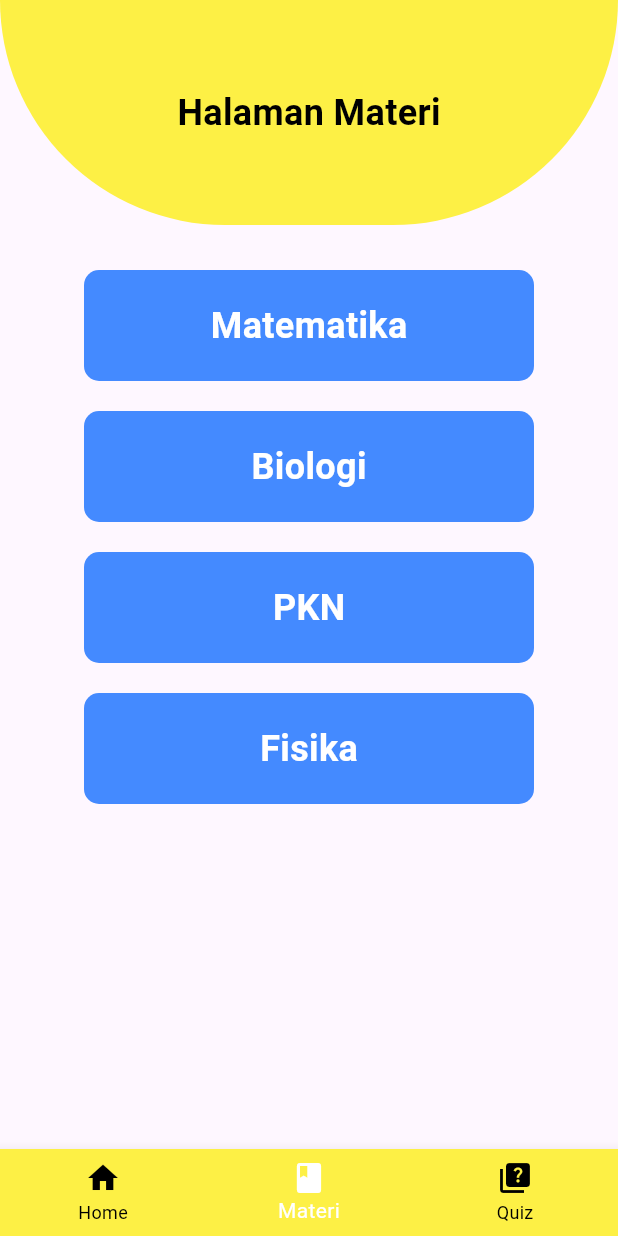
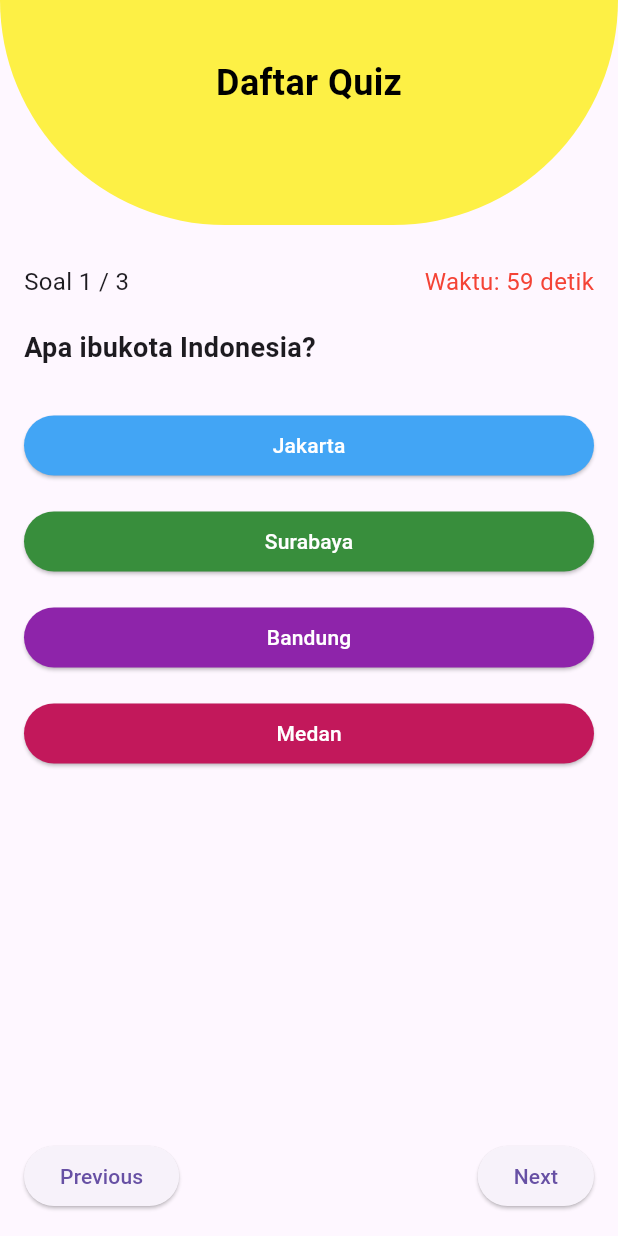
Before and after one commit to FaronF/PBL-IF-07, a Flutter app: the StudentPage screen opened by its route, item 2 of the bottom bar chosen, on a phone screen of 412 x 824 dp. Run offline on Flutter 3.47's test engine with Material 3 defaults, Android fonts, the phone set to English and light mode, and no system bars; our stand-ins replace cloud_firestore, file_picker, firebase_auth, firebase_core, firebase_storage, open_file; accounts and stored records are empty.

Commit message:
membuat tampilan quiz siswa dan menambahkan route baru

```diff
--- a/lib/daftar_quiz.dart
+++ b/lib/daftar_quiz.dart
@@ -8,7 +8,7 @@ class DaftarQuizPage extends StatefulWidget {
 }
 
 class _DaftarQuizPageState extends State<DaftarQuizPage> {
-  int _selectedIndex = 0;
+  int _selectedIndex = 2;
 
   void _onItemTapped(int index) {
     setState(() {
--- a/lib/daftar_tugas.dart
+++ b/lib/daftar_tugas.dart
@@ -144,7 +144,7 @@ class DaftarTugasPage extends StatelessWidget {
           } else if (index == 1) {
             Navigator.pushReplacementNamed(context, '/materi');
           } else if (index == 2) {
-            Navigator.pushReplacementNamed(context, '/quiz');
+            Navigator.pushReplacementNamed(context, '/quiz_siswa');
           }
         },
         items: const [
@@ -692,7 +692,7 @@ class PdfUploadScreenState extends State<PdfUploadScreen> {
           } else if (index == 1) {
             Navigator.pushReplacementNamed(context, '/materi');
           } else if (index == 2) {
-            Navigator.pushReplacementNamed(context, '/quiz');
+            Navigator.pushReplacementNamed(context, '/daftar_tugas');
           }
         },
         items: const [
--- a/lib/main.dart
+++ b/lib/main.dart
@@ -21,6 +21,7 @@ import 'kelola_quiz_siswa.dart';
 import 'kelola_penilaian_siswa.dart';
 import 'profile_guru.dart';
 import 'profile_admin.dart';
+import 'quiz_main.dart';
 
 void main() async {
   WidgetsFlutterBinding.ensureInitialized();
@@ -67,9 +68,10 @@ class MyApp extends StatelessWidget {
         '/daftar_quiz': (context) => const DaftarQuizPage(),
         '/quiz_siswa': (context) => const QuizPage(),
         '/materi': (context) => const MateriPage(),
-        '/teacherpage': (context) => const TeacherPage(),
+        '/quiz_main': (context) => const QuizMainPage(),
 
         //Halaman Guru
+        '/teacherpage': (context) => const TeacherPage(),
         '/profileguru': (context) => const ProfileGuruPage(),
         '/kelolaakademik': (context) => const KelolaAkademikPage(),
         '/daftarsiswa': (context) => const DaftarSiswaPage(),
--- /dev/null
+++ b/lib/quiz_main.dart
@@ -0,0 +1,233 @@
+import 'package:flutter/material.dart';
+import 'dart:async';
+
+class QuizApp extends StatelessWidget {
+  const QuizApp({super.key});
+  @override
+  Widget build(BuildContext context) {
+    return MaterialApp(
+      title: 'Quiz App',
+      theme: ThemeData(primarySwatch: Colors.blue),
+      home: const QuizMainPage(),
+    );
+  }
+}
+
+class QuizMainPage extends StatefulWidget {
+  const QuizMainPage({super.key});
+  @override
+  QuizMainPageState createState() => QuizMainPageState();
+}
+
+class QuizMainPageState extends State<QuizMainPage> {
+  int currentQuestionIndex = 0;
+  int totalTime = 60; // Total time in seconds for the entire quiz
+  late Timer timer;
+
+  List<Map<String, dynamic>> questions = [
+    {
+      "question": "Apa ibukota Indonesia?",
+      "options": ["Jakarta", "Surabaya", "Bandung", "Medan"],
+      "answer": "Jakarta",
+    },
+    {
+      "question": "Berapa hasil dari 5 + 3?",
+      "options": ["6", "7", "8", "9"],
+      "answer": "8",
+    },
+    {
+      "question": "Siapa penemu bola lampu?",
+      "options": [
+        "Albert Einstein",
+        "Thomas Edison",
+        "Nikola Tesla",
+        "Isaac Newton"
+      ],
+      "answer": "Thomas Edison",
+    }
+  ];
+
+  final List<Color> optionColors = [
+    Colors.blue[400]!,
+    Colors.green[700]!,
+    Colors.purple[600]!,
+    Colors.pink[700]!,
+  ];
+
+  @override
+  void initState() {
+    super.initState();
+    startTimer();
+  }
+
+  void startTimer() {
+    timer = Timer.periodic(const Duration(seconds: 1), (timer) {
+      setState(() {
+        if (totalTime > 0) {
+          totalTime--;
+        } else {
+          timer.cancel();
+          endQuiz();
+        }
+      });
+    });
+  }
+
+  void endQuiz() {
+    showDialog(
+      context: context,
+      builder: (context) => AlertDialog(
+        title: const Text('Kuis Selesai'),
+        content: const Text('Waktu habis! Terima kasih telah mengikuti kuis.'),
+        actions: [
+          TextButton(
+            onPressed: () {
+              Navigator.pop(context);
+            },
+            child: const Text('OK'),
+          )
+        ],
+      ),
+    );
+  }
+
+  void nextQuestion() {
+    setState(() {
+      if (currentQuestionIndex < questions.length - 1) {
+        currentQuestionIndex++;
+      } else {
+        timer.cancel();
+        endQuiz();
+      }
+    });
+  }
+
+  void previousQuestion() {
+    setState(() {
+      if (currentQuestionIndex > 0) {
+        currentQuestionIndex--;
+      }
+    });
+  }
+
+  @override
+  void dispose() {
+    timer.cancel();
+    super.dispose();
+  }
+
+  @override
+  Widget build(BuildContext context) {
+    var currentQuestion = questions[currentQuestionIndex];
+    return Scaffold(
+      appBar: AppBar(
+        toolbarHeight: 0, // Menyembunyikan tinggi AppBar default
+        backgroundColor: Colors.transparent,
+        elevation: 0,
+      ),
+      body: Stack(
+        children: [
+          Column(
+            children: <Widget>[
+              // Header berbentuk setengah lingkaran dengan teks
+              Stack(
+                children: [
+                  Container(
+                    height: 150,
+                    decoration: const BoxDecoration(
+                      color: Color.fromARGB(255, 253, 240, 69), // Warna header
+                      borderRadius: BorderRadius.only(
+                        bottomLeft: Radius.circular(150),
+                        bottomRight: Radius.circular(150),
+                      ),
+                    ),
+                  ),
+                  Center(
+                    child: Container(
+                      height: 110,
+                      alignment: Alignment.center,
+                      child: const Text(
+                        "Daftar Quiz",
+                        style: TextStyle(
+                          fontSize: 24,
+                          fontWeight: FontWeight.bold,
+                          color: Colors.black,
+                        ),
+                      ),
+                    ),
+                  ),
+                ],
+              ),
+              const SizedBox(height: 10),
+              // Bagian utama Quiz
+              Expanded(
+                child: Padding(
+                  padding: const EdgeInsets.all(16.0),
+                  child: Column(
+                    crossAxisAlignment: CrossAxisAlignment.stretch,
+                    children: [
+                      Row(
+                        mainAxisAlignment: MainAxisAlignment.spaceBetween,
+                        children: [
+                          Text(
+                            'Soal ${currentQuestionIndex + 1} / ${questions.length}',
+                            style: const TextStyle(fontSize: 16),
+                          ),
+                          Text(
+                            'Waktu: $totalTime detik',
+                            style: const TextStyle(fontSize: 16, color: Colors.red),
+                          ),
+                        ],
+                      ),
+                      const SizedBox(height: 20),
+                      Text(
+                        currentQuestion['question'],
+                        style: const TextStyle(
+                            fontSize: 18, fontWeight: FontWeight.bold),
+                      ),
+                      const SizedBox(height: 20),
+                      ...currentQuestion['options'].asMap().entries.map<Widget>(
+                        (entry) {
+                          int index = entry.key;
+                          String option = entry.value;
+                          return Padding(
+                            padding: const EdgeInsets.symmetric(vertical: 8.0), // Tambahkan padding vertikal
+                            child: ElevatedButton(
+                              style: ElevatedButton.styleFrom(
+                                backgroundColor:
+                                    optionColors[index % optionColors.length],
+                                foregroundColor: Colors.white, // Set text color
+                              ),
+                              onPressed: () {
+                                // Add logic for option selection
+                              },
+                              child: Text(option),
+                            ),
+                          );
+                        },
+                      ).toList(),
+                      const Spacer(),
+                     Row(
+                        mainAxisAlignment: MainAxisAlignment.spaceBetween,
+                        children: [
+                          ElevatedButton(
+                            onPressed: previousQuestion,
+                            child: const Text('Previous'),
+                          ),
+                          ElevatedButton(
+                            onPressed: nextQuestion,
+                            child: const Text('Next'),
+                          ),
+                        ],
+                      ),
+                    ],
+                  ),
+                ),
+              ),
+            ],
+          ),
+        ],
+      ),
+    );
+  }
+}
--- a/lib/student_page.dart
+++ b/lib/student_page.dart
@@ -113,7 +113,7 @@ class _StudentPageState extends State<StudentPage> {
               Navigator.pushReplacementNamed(context, '/studentpage');
               break;
             case 1:
-              Navigator.pushReplacementNamed(context, '/materi');
+              Navigator.pushReplacementNamed(context, '/quiz_main');
               break;
             case 2:
               Navigator.pushReplacementNamed(context, '/quiz_siswa');
```
